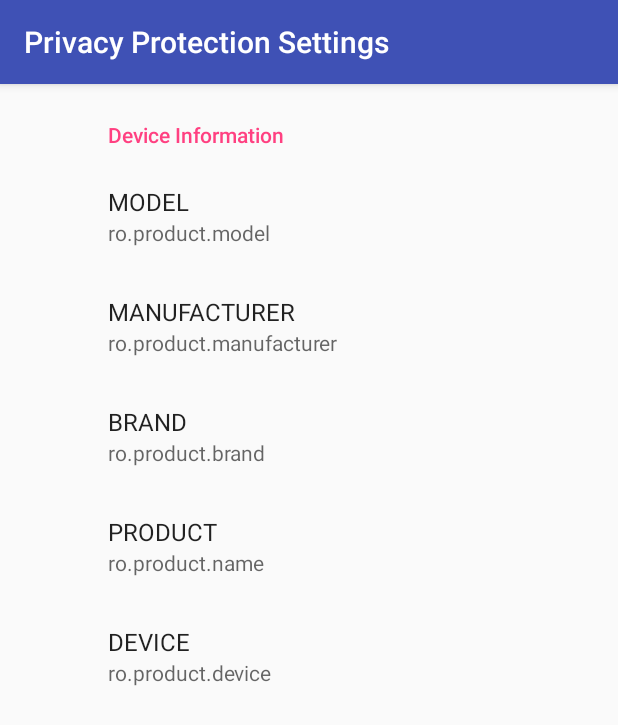
After one commit to codehz/container, an Android app: the PrivacyProtectonActivity screen opened directly, with no data from a screen before it, on a phone screen of 412 x 824 dp. The commit adds this screen. Shown: the top 725 px of the screen. Run offline under Robolectric (Android 15) with nearby library versions, the phone set to English and light mode, and no system bars; our stand-ins replace androidx.preference.

Commit message:
Feature: Fake Device Information

```diff
--- a/app/src/main/java/one/codehz/container/MainActivity.kt
+++ b/app/src/main/java/one/codehz/container/MainActivity.kt
@@ -13,6 +13,7 @@ import android.transition.Transition
 import android.view.MenuItem
 import one.codehz.container.base.BaseActivity
 import one.codehz.container.ext.get
+import one.codehz.container.ext.transaction
 import one.codehz.container.fragment.InstalledFragment
 import one.codehz.container.fragment.RunningFragment
 import one.codehz.container.fragment.SettingFragment
@@ -94,8 +95,6 @@ class MainActivity : BaseActivity(R.layout.activity_main) {
         } else
             fab.hide()
 
-        supportFragmentManager.beginTransaction().apply {
-            replace(R.id.frame, frag, "current")
-        }.commit()
+        supportFragmentManager.transaction { replace(R.id.frame, frag, "current") }
     }
 }
--- /dev/null
+++ b/app/src/main/java/one/codehz/container/PrivacyProtectonActivity.kt
@@ -0,0 +1,19 @@
+package one.codehz.container
+
+import android.os.Bundle
+import android.support.v7.app.AppCompatActivity
+import android.support.v7.preference.PreferenceFragmentCompat
+import one.codehz.container.ext.transaction
+
+class PrivacyProtectonActivity : AppCompatActivity() {
+    override fun onCreate(savedInstanceState: Bundle?) {
+        super.onCreate(savedInstanceState)
+
+        supportFragmentManager.transaction { replace(android.R.id.content, FakeModelFragment()) }
+    }
+
+    class FakeModelFragment : PreferenceFragmentCompat() {
+        override fun onCreatePreferences(savedInstanceState: Bundle?, rootKey: String?)
+                = addPreferencesFromResource(R.xml.privacy_model)
+    }
+}
--- a/app/src/main/java/one/codehz/container/ext/Utils.kt
+++ b/app/src/main/java/one/codehz/container/ext/Utils.kt
@@ -11,6 +11,8 @@ import android.os.Parcel
 import android.os.Parcelable
 import android.preference.PreferenceManager
 import android.support.design.widget.Snackbar
+import android.support.v4.app.FragmentManager
+import android.support.v4.app.FragmentTransaction
 import android.support.v4.app.LoaderManager
 import android.support.v4.content.AsyncTaskLoader
 import android.support.v7.util.DiffUtil
@@ -38,6 +40,8 @@ val vActivityManager: VActivityManager by lazy { VActivityManager.get() }
 val vUserManager: VUserManager by lazy { VUserManager.get() }
 val sharedPreferences: SharedPreferences by lazy { PreferenceManager.getDefaultSharedPreferences(virtualCore.context) }
 val clipboardManager: ClipboardManager by lazy { virtualCore.context.getSystemService(ClipboardManager::class.java)!! }
+
+fun FragmentManager.transaction(fn: FragmentTransaction.() -> Unit) = beginTransaction().apply(fn).commit()
 
 infix fun <R, P> ((P) -> R).bind(p: P) = { this.invoke(p) }
 
--- a/app/src/main/res/values/strings.xml
+++ b/app/src/main/res/values/strings.xml
@@ -77,4 +77,5 @@
     <string name="container_system_detail_setting_summary">You can change the permissions in the settings or forced to stop the program (used to solve some of the occasional problems)</string>
     <string name="open_github">Open the Github repository</string>
     <string name="open_github_summary" translatable="false">https://github.com/codehz/container</string>
+    <string name="device_information">Device Information</string>
 </resources>
--- /dev/null
+++ b/app/src/main/res/xml/privacy_model.xml
@@ -0,0 +1,32 @@
+<?xml version="1.0" encoding="utf-8"?>
+<PreferenceScreen xmlns:android="http://schemas.android.com/apk/res/android">
+    <PreferenceCategory
+        android:key="privacy_device_information"
+        android:title="@string/device_information">
+        <EditTextPreference
+            android:defaultValue=""
+            android:key="privacy_device_model"
+            android:summary="ro.product.model"
+            android:title="MODEL"/>
+        <EditTextPreference
+            android:defaultValue=""
+            android:key="privacy_device_manufacturer"
+            android:summary="ro.product.manufacturer"
+            android:title="MANUFACTURER"/>
+        <EditTextPreference
+            android:defaultValue=""
+            android:key="privacy_device_brand"
+            android:summary="ro.product.brand"
+            android:title="BRAND"/>
+        <EditTextPreference
+            android:defaultValue=""
+            android:key="privacy_device_product"
+            android:summary="ro.product.name"
+            android:title="PRODUCT"/>
+        <EditTextPreference
+            android:defaultValue=""
+            android:key="privacy_device_device"
+            android:summary="ro.product.device"
+            android:title="DEVICE"/>
+    </PreferenceCategory>
+</PreferenceScreen>
```
Also changed, not shown: app/src/main/AndroidManifest.xml (+7 -0 lines), app/src/main/java/one/codehz/container/App.kt (+11 -6 lines), app/src/main/res/xml/preferences.xml (+8 -0 lines).
